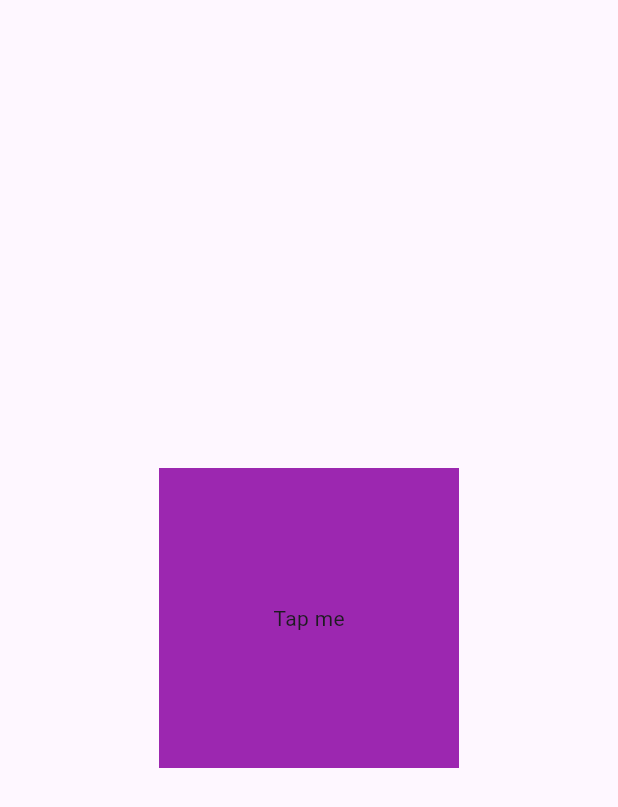
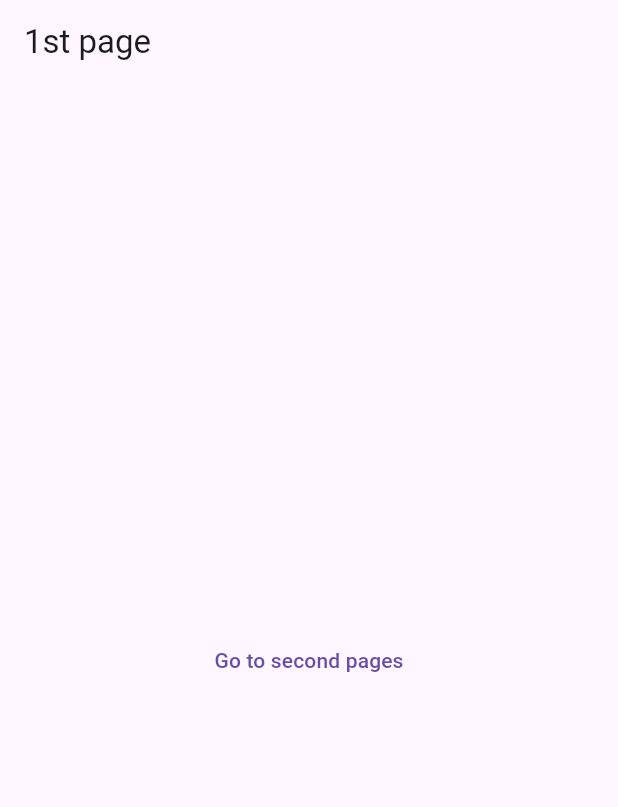
Before and after one commit to Shadislam1/flutter_Uiux, a Flutter app: the screen it shows after launch, on a phone screen of 412 x 824 dp. Shown: the top 807 px of the screen. Run offline on Flutter 3.47's test engine with Material 3 defaults, Android fonts, the light colour scheme and no system bars.

Commit message:
complate ui ux design 1 page to another page going using navigator bar

```diff
--- a/flutter_uiux/lib/main.dart
+++ b/flutter_uiux/lib/main.dart
@@ -1,6 +1,7 @@
 // ignore_for_file: prefer_const_constructors
 
 import 'package:flutter/material.dart';
+import 'package:flutter_uiux/pages/first_page.dart';
 
 void main() {
   runApp( MyApp());
@@ -8,7 +9,7 @@ void main() {
 }
 
 class MyApp extends StatelessWidget {
-  MyApp({super.key});
+ const MyApp({super.key});
 
   //function and method
   void userTab(){
@@ -19,24 +20,7 @@ class MyApp extends StatelessWidget {
   Widget build(BuildContext context) {
     return  MaterialApp(
       debugShowCheckedModeBanner: false,
-      home: Scaffold(
-
-
-      body: Center(
-        child: GestureDetector(
-          onTap:userTab,
-          child: Container(
-
-
-          width: 200,
-          height: 200,
-          color: Colors.purple,
-          child: Center(child: Text("Tap me")),
-            ),
-        ),
-      ),
-
-        ),
+      home: FirstPage(),
       );
 
   }
--- /dev/null
+++ b/flutter_uiux/lib/pages/first_page.dart
@@ -0,0 +1,32 @@
+
+import 'package:flutter/material.dart';
+import 'package:flutter_uiux/pages/second_page.dart';
+class FirstPage extends StatelessWidget {
+  const FirstPage({super.key});
+
+  @override
+  Widget build(BuildContext context) {
+    return  Scaffold(
+      appBar: AppBar(
+        title: const Text('1st page'),
+      ),
+      body: Center(
+        child:TextButton(
+
+          child: const Text('Go to second pages'),
+           onPressed: () {
+
+            //navigate to second pages
+            Navigator.push(
+              context,
+              MaterialPageRoute(
+                builder: (context)=> const SecondPage(),
+              ),
+
+              );
+           },
+          ) ,
+      ),
+    );
+  }
+}
```
Also changed, not shown: flutter_uiux/lib/pages/second_page.dart (added, +33 -0 lines).
